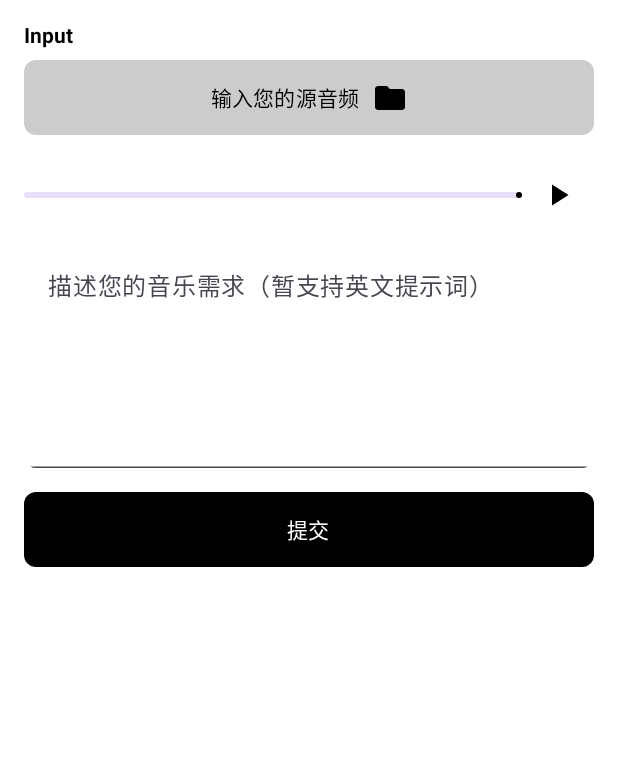
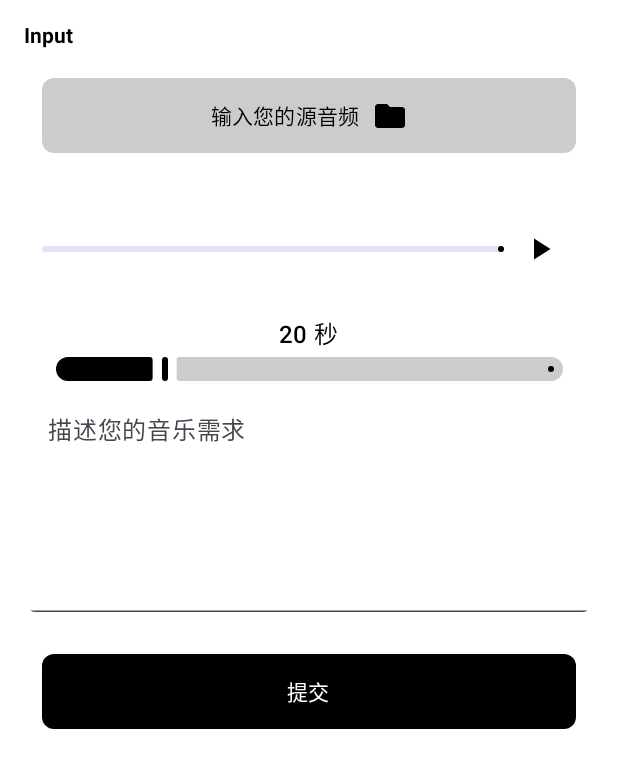
Before and after one commit to zongzixifi/AndroidSynth, an Android app built with Jetpack Compose: the @Preview function MusicGenerationScreenPrev, on a phone screen of 412 x 824 dp. Shown: the top 768 px of the screen. Run offline under Robolectric (Android 15) with nearby library versions, the phone set to English and light mode, and no system bars; network calls fail.

Commit message:
V4.8.1 musicgen配置

```diff
--- a/app/build.gradle.kts
+++ b/app/build.gradle.kts
@@ -71,6 +71,7 @@ dependencies {
     implementation(libs.androidx.room.common)
     implementation(libs.androidx.room.ktx)
     implementation(libs.androidx.runtime.livedata)
+    implementation(libs.androidx.work.runtime.ktx)
     testImplementation(libs.junit)
     androidTestImplementation(libs.androidx.junit)
     androidTestImplementation(libs.androidx.espresso.core)
--- a/app/src/main/java/com/example/project2/MainActivity.kt
+++ b/app/src/main/java/com/example/project2/MainActivity.kt
@@ -12,7 +12,9 @@ import androidx.compose.foundation.layout.fillMaxSize
 import androidx.compose.foundation.layout.padding
 import androidx.compose.material3.Scaffold
 import androidx.compose.ui.Modifier
+import androidx.lifecycle.viewmodel.compose.viewModel
 import com.example.project2.ChatScreen.ChatViewModel
+import com.example.project2.MusicGenPage.MusicGenViewModel
 import com.example.project2.SynthPage.MetronomeViewModel
 import com.example.project2.SynthPage.SynthScreen
 import com.example.project2.ui.theme.Project2Theme
@@ -78,11 +80,12 @@ object FluidSynthManager {
 
 class MainActivity : ComponentActivity() {
     private val chatViewModel : ChatViewModel by viewModels()
+    private val metronomeViewModel: MetronomeViewModel by viewModels()
+    private val musicGenViewModel: MusicGenViewModel by viewModels()
     override fun onCreate(savedInstanceState: Bundle?) {
         super.onCreate(savedInstanceState)
         enableEdgeToEdge()
         requestedOrientation = ActivityInfo.SCREEN_ORIENTATION_PORTRAIT
-        val metronomeViewModel: MetronomeViewModel by viewModels()
 
         copySoundFontToInternalStorage(this)
         val musicDir = File(Environment.getExternalStoragePublicDirectory(Environment.DIRECTORY_MUSIC), "demoMusic")
@@ -100,6 +103,7 @@ class MainActivity : ComponentActivity() {
                             modifier = Modifier.padding(innerPadding),
                             chatViewModel = chatViewModel,
                             metronomeViewModel = metronomeViewModel,
+                            musicGenViewModel = musicGenViewModel,
                             filepath = filepath,
                             context = applicationContext
                         )
--- a/app/src/main/java/com/example/project2/MusicGenPage/MusicGenScreen.kt
+++ b/app/src/main/java/com/example/project2/MusicGenPage/MusicGenScreen.kt
@@ -1,25 +1,29 @@
 package com.example.project2.MusicGenPage
 
-import android.content.ContentValues
 import android.content.Context
 import android.media.MediaPlayer
 import android.net.Uri
-import android.os.Environment
-import android.provider.MediaStore
-import android.util.Log
 import android.widget.Toast
 import androidx.activity.compose.rememberLauncherForActivityResult
 import androidx.activity.result.contract.ActivityResultContracts
 import androidx.compose.foundation.background
+import androidx.compose.foundation.clickable
 import androidx.compose.foundation.layout.Arrangement
+import androidx.compose.foundation.layout.Box
 import androidx.compose.foundation.layout.Column
+import androidx.compose.foundation.layout.PaddingValues
 import androidx.compose.foundation.layout.Row
 import androidx.compose.foundation.layout.Spacer
 import androidx.compose.foundation.layout.fillMaxSize
 import androidx.compose.foundation.layout.fillMaxWidth
 import androidx.compose.foundation.layout.height
+import androidx.compose.foundation.layout.heightIn
 import androidx.compose.foundation.layout.padding
+import androidx.compose.foundation.layout.size
 import androidx.compose.foundation.layout.width
+import androidx.compose.foundation.lazy.LazyRow
+import androidx.compose.foundation.lazy.items
+import androidx.compose.foundation.shape.CircleShape
 import androidx.compose.foundation.shape.RoundedCornerShape
 import androidx.compose.material.icons.Icons
 import androidx.compose.material.icons.filled.Folder
@@ -31,6 +35,9 @@ import androidx.compose.material3.Icon
 import androidx.compose.material3.IconButton
 import androidx.compose.material3.LinearProgressIndicator
 import androidx.compose.material3.MaterialTheme
+import androidx.compose.material3.Slider
+import androidx.compose.material3.SliderColors
+import androidx.compose.material3.SliderDefaults
 import androidx.compose.material3.Text
 import androidx.compose.material3.TextField
 import androidx.compose.material3.TextFieldDefaults
@@ -40,9 +47,11 @@ import androidx.compose.runtime.collectAsState
 import androidx.compose.runtime.getValue
 import androidx.compose.runtime.mutableStateOf
 import androidx.compose.runtime.remember
+import androidx.compose.runtime.rememberCoroutineScope
 import androidx.compose.runtime.setValue
 import androidx.compose.ui.Alignment
 import androidx.compose.ui.Modifier
+import androidx.compose.ui.draw.clip
 import androidx.compose.ui.graphics.Color
 import androidx.compose.ui.platform.LocalContext
 import androidx.compose.ui.res.stringResource
@@ -51,40 +60,22 @@ import androidx.compose.ui.text.font.FontWeight
 import androidx.compose.ui.tooling.preview.Preview
 import androidx.compose.ui.unit.dp
 import androidx.compose.ui.unit.sp
-import androidx.lifecycle.ViewModel
-import androidx.lifecycle.viewModelScope
 import kotlinx.coroutines.delay
 import androidx.lifecycle.viewmodel.compose.viewModel
 import com.example.project2.R
-import kotlinx.coroutines.Dispatchers
-import kotlinx.coroutines.flow.MutableStateFlow
-import kotlinx.coroutines.flow.StateFlow
-import kotlinx.coroutines.launch
-import okhttp3.MediaType.Companion.toMediaType
-import okhttp3.MediaType.Companion.toMediaTypeOrNull
-import okhttp3.MultipartBody
-import okhttp3.OkHttpClient
-import okhttp3.Request
-import okhttp3.RequestBody
-import okhttp3.RequestBody.Companion.asRequestBody
-import okhttp3.RequestBody.Companion.toRequestBody
-import java.io.File
-import java.io.FileOutputStream
-import java.io.InputStream
-import java.util.concurrent.TimeUnit
 
 
 private const val s = "Describe your music"
 
 @Composable
-fun MusicGenerationScreen(context: Context) {
+fun MusicGenerationScreen(context: Context, viewModel: MusicGenViewModel) {
     var mediaPlayer by remember { mutableStateOf<MediaPlayer?>(null) }
     var musicUri by remember { mutableStateOf<Uri?>(null) }
     var isPlaying by remember { mutableStateOf(false) }
     var textInput by remember { mutableStateOf("") }
+    var durtime by remember { mutableStateOf(20) }
     var generatedMediaPlayer by remember { mutableStateOf<MediaPlayer?>(null) }
     var generatedIsPlaying by remember { mutableStateOf(false) }
-    val viewModel: MusicGenViewModel = viewModel()
 
     var progress by remember { mutableStateOf(0.0f) }
     var generatedProgress by remember { mutableStateOf(0.0f) }
@@ -136,33 +127,22 @@ fun MusicGenerationScreen(context: Context) {
 
         Spacer(modifier = Modifier.height(8.dp))
 
-        // 导入音乐按钮
-        Button(
+        ImportAudioButton(
             onClick = { musicPickerLauncher.launch("audio/*") },
             modifier = Modifier
+                .padding(12.dp)
                 .fillMaxWidth()
-                .height(50.dp),
-            shape = RoundedCornerShape(8.dp),
-            colors = ButtonDefaults.buttonColors(containerColor = Color.LightGray)
-        ) {
-            Text(text = stringResource(R.string.import_your_raw_music), color = Color.Black)
-            Spacer(modifier = Modifier.width(8.dp))
-            Icon(Icons.Filled.Folder, contentDescription = "Import", tint = Color.Black)
-        }
+                .height(50.dp)
+        )
 
         Spacer(modifier = Modifier.height(16.dp))
 
-        // 播放音乐的进度条
-        Row(
-            modifier = Modifier.fillMaxWidth(),
-            verticalAlignment = Alignment.CenterVertically
-        ) {
-            LinearProgressIndicator(
-                progress = { progress },
-                modifier = Modifier.weight(1f),
-                color = Color.Black,
-            )
-            IconButton(onClick = {
+        AudioPlaybackBar(
+            modifier =  Modifier
+                .padding(12.dp),
+            progress = progress,
+            isPlaying = isPlaying,
+            onPlayPauseClick = {
                 mediaPlayer?.let { player ->
                     if (player.isPlaying) {
                         player.pause()
@@ -172,51 +152,38 @@ fun MusicGenerationScreen(context: Context) {
                         isPlaying = true
                     }
                 }
-            }) {
-                Icon(
-                    imageVector = if (isPlaying) Icons.Filled.Pause else Icons.Filled.PlayArrow,
-                    contentDescription = "Play/Pause"
-                )
             }
-        }
+        )
 
         Spacer(modifier = Modifier.height(8.dp))
-
-        // 文本输入框
-        TextField(
+        DurationSlider(
+            value = durtime,
+            onValueChange = { durtime = it }
+        )
+        DescriptionInputField(
             value = textInput,
-            onValueChange = { textInput = it },
-            modifier = Modifier
-                .fillMaxWidth()
-                .height(150.dp),
-            placeholder = { Text(stringResource(R.string.describe_your_music)) },
-            shape = RoundedCornerShape(8.dp),
-            colors = TextFieldDefaults.colors(
-                focusedContainerColor = Color.White,
-                unfocusedContainerColor = Color.White
-            )
+            onValueChange = { textInput = it }
         )
 
         Spacer(modifier = Modifier.height(16.dp))
 
-        // 提交按钮
-        Button(
+        GenerateButton(
             onClick = {
                 if (musicUri != null || textInput.isNotEmpty()) {
-                    viewModel.uploadMusicAndGenerate(context, musicUri, textInput)
+                    viewModel.uploadMusicAndGenerate(context, musicUri, textInput, durtime.toString())
                 } else {
-                    Toast.makeText(context,
-                        context.getString(R.string.please_select_a_music_file_or_make_text_input_first), Toast.LENGTH_SHORT).show()
+                    Toast.makeText(
+                        context,
+                        context.getString(R.string.please_select_a_music_file_or_make_text_input_first),
+                        Toast.LENGTH_SHORT
+                    ).show()
                 }
             },
             modifier = Modifier
+                .padding(12.dp)
                 .fillMaxWidth()
-                .height(50.dp),
-            shape = RoundedCornerShape(8.dp),
-            colors = ButtonDefaults.buttonColors(containerColor = Color.Black)
-        ) {
-            Text(text = stringResource(R.string.submit_and_generate), color = Color.White)
-        }
+                .height(50.dp)
+        )
 
         Spacer(modifier = Modifier.height(16.dp))
 
@@ -225,7 +192,6 @@ fun MusicGenerationScreen(context: Context) {
 
         Spacer(modifier = Modifier.height(16.dp))
 
-        // **模型生成的音频文件展示**
         if (viewModel.generatedMusicUri.collectAsState().value != null) {
             val generatedUri = viewModel.generatedMusicUri.collectAsState().value
             if (generatedMediaPlayer == null && generatedUri != null) {
@@ -234,25 +200,11 @@ fun MusicGenerationScreen(context: Context) {
                     prepare()
                 }
             }
-
-            Text(
-                text = stringResource(R.string.generated_music_output),
-                fontWeight = FontWeight.Bold,
-                modifier = Modifier.align(Alignment.Start)
-            )
-
-            Spacer(modifier = Modifier.height(8.dp))
-
-            Row(
-                modifier = Modifier.fillMaxWidth(),
-                verticalAlignment = Alignment.CenterVertically
-            ) {
-                LinearProgressIndicator(
-                    progress = { generatedProgress },
-                    modifier = Modifier.weight(1f),
-                    color = Color.Blue,
-                )
-                IconButton(onClick = {
+            GeneratedAudioPlayer(
+                title = stringResource(R.string.generated_music_output),
+                progress = generatedProgress,
+                isPlaying = generatedIsPlaying,
+                onPlayPauseClick = {
                     generatedMediaPlayer?.let { player ->
                         if (player.isPlaying) {
                             player.pause()
@@ -262,13 +214,8 @@ fun MusicGenerationScreen(context: Context) {
                             generatedIsPlaying = true
                         }
                     }
-                }) {
-                    Icon(
-                        imageVector = if (generatedIsPlaying) Icons.Filled.Pause else Icons.Filled.PlayArrow,
-                        contentDescription = "Play/Pause"
-                    )
                 }
-            }
+            )
         }
     }
 }
@@ -288,9 +235,159 @@ fun IndeterminateIndicator(viewModel: MusicGenViewModel) {
     }
 }
 
+@Composable
+fun DurationSlider(
+    value: Int,
+    onValueChange: (Int) -> Unit,
+    range: IntRange = 10..60,
+    modifier: Modifier = Modifier
+) {
+    Column(
+        modifier = modifier.fillMaxWidth().padding(bottom = 10.dp),
+        horizontalAlignment = Alignment.CenterHorizontally
+    ) {
+        Text(
+            text = "$value 秒",
+            style = MaterialTheme.typography.titleMedium,
+            modifier = Modifier.padding(bottom = 10.dp)
+        )
+        Slider(
+            value = value.toFloat(),
+            onValueChange = { onValueChange(it.toInt()) },
+            valueRange = range.first.toFloat()..range.last.toFloat(),
+            steps = range.last - range.first - 1,
+            colors = SliderDefaults.colors(
+                thumbColor = Color.Black,
+                activeTrackColor = Color.Black,
+                inactiveTrackColor = Color.LightGray,
+                activeTickColor = Color.Transparent,
+                inactiveTickColor = Color.Transparent
+            ),
+            modifier = Modifier
+                .fillMaxWidth(0.9f)
+                .height(4.dp)
+        )
+    }
+}
+
 @Preview
 @Composable
 private fun MusicGenerationScreenPrev() {
+    val fakeViewModel : MusicGenViewModel = viewModel()
     val context = LocalContext.current
-    MusicGenerationScreen(context)
+    MusicGenerationScreen(context, fakeViewModel)
 }
+// region: 封装的 Composable 组件
+
+@Composable
+fun ImportAudioButton(
+    onClick: () -> Unit,
+    modifier: Modifier = Modifier
+) {
+    Button(
+        onClick = onClick,
+        modifier = modifier,
+        shape = RoundedCornerShape(8.dp),
+        colors = ButtonDefaults.buttonColors(containerColor = Color.LightGray)
+    ) {
+        Text(text = stringResource(R.string.import_your_raw_music), color = Color.Black)
+        Spacer(modifier = Modifier.width(8.dp))
+        Icon(Icons.Filled.Folder, contentDescription = "Import", tint = Color.Black)
+    }
+}
+
+@Composable
+fun AudioPlaybackBar(
+    progress: Float,
+    isPlaying: Boolean,
+    onPlayPauseClick: () -> Unit,
+    modifier: Modifier = Modifier
+) {
+    Row(
+        modifier = modifier.fillMaxWidth(),
+        verticalAlignment = Alignment.CenterVertically
+    ) {
+        LinearProgressIndicator(
+            progress = { progress },
+            modifier = Modifier.weight(1f),
+            color = Color.Black,
+        )
+        IconButton(onClick = onPlayPauseClick) {
+            Icon(
+                imageVector = if (isPlaying) Icons.Filled.Pause else Icons.Filled.PlayArrow,
+                contentDescription = "Play/Pause"
+            )
+        }
+    }
+}
+
+@Composable
+fun DescriptionInputField(
+    value: String,
+    onValueChange: (String) -> Unit,
+    modifier: Modifier = Modifier
+) {
+    TextField(
+        value = value,
+        onValueChange = onValueChange,
+        modifier = modifier
+            .fillMaxWidth()
+            .height(150.dp),
+        placeholder = { Text(stringResource(R.string.describe_your_music)) },
+        shape = RoundedCornerShape(8.dp),
+        colors = TextFieldDefaults.colors(
+            focusedContainerColor = Color.White,
+            unfocusedContainerColor = Color.White
+        )
+    )
+}
+
+@Composable
+fun GenerateButton(
+    onClick: () -> Unit,
+    modifier: Modifier = Modifier
+) {
+    Button(
+        onClick = onClick,
+        modifier = modifier,
+        shape = RoundedCornerShape(8.dp),
+        colors = ButtonDefaults.buttonColors(containerColor = Color.Black)
+    ) {
+        Text(text = stringResource(R.string.submit_and_generate), color = Color.White)
+    }
+}
+
+@Composable
+fun GeneratedAudioPlayer(
+    title: String,
+    progress: Float,
+    isPlaying: Boolean,
+    onPlayPauseClick: () -> Unit,
+    modifier: Modifier = Modifier
+) {
+    Column(modifier = modifier) {
+        Text(
+            text = title,
+            fontWeight = FontWeight.Bold,
+            modifier = Modifier.align(Alignment.Start)
+        )
+        Spacer(modifier = Modifier.height(8.dp))
+        Row(
+            modifier = Modifier.fillMaxWidth(),
+            verticalAlignment = Alignment.CenterVertically
+        ) {
+            LinearProgressIndicator(
+                progress = { progress },
+                modifier = Modifier.weight(1f),
+                color = Color.Blue,
+            )
+            IconButton(onClick = onPlayPauseClick) {
+                Icon(
+                    imageVector = if (isPlaying) Icons.Filled.Pause else Icons.Filled.PlayArrow,
+                    contentDescription = "Play/Pause"
+                )
+            }
+        }
+    }
+}
+// endregion
--- a/app/src/main/java/com/example/project2/MusicGenPage/MusicGenViewModel.kt
+++ b/app/src/main/java/com/example/project2/MusicGenPage/MusicGenViewModel.kt
@@ -8,6 +8,10 @@ import android.provider.MediaStore
 import android.util.Log
 import androidx.lifecycle.ViewModel
 import androidx.lifecycle.viewModelScope
+import androidx.work.OneTimeWorkRequestBuilder
+import androidx.work.WorkInfo
+import androidx.work.WorkManager
+import androidx.work.workDataOf
 import kotlinx.coroutines.Dispatchers
 import kotlinx.coroutines.flow.MutableStateFlow
 import kotlinx.coroutines.flow.StateFlow
@@ -32,29 +36,33 @@ class MusicGenViewModel : ViewModel() {
     val isGenerating: StateFlow<Boolean> = _isGenerating
 
     private val client = OkHttpClient.Builder()
-        .connectTimeout(3000, TimeUnit.SECONDS)
-        .readTimeout(5000, TimeUnit.SECONDS)
-        .writeTimeout(3000, TimeUnit.SECONDS)
+        .connectTimeout(30, TimeUnit.SECONDS)
+        .readTimeout(180, TimeUnit.SECONDS)  // ⬅️ 增大读取时间
+        .writeTimeout(60, TimeUnit.SECONDS)
         .build()
 
-    fun uploadMusicAndGenerate(context: Context, musicUri: Uri?, prompt: String) {
+    fun uploadMusicAndGenerate(context: Context, musicUri: Uri?, description: String, durtime: String = "20") {
         _isGenerating.value = true
 
         viewModelScope.launch(Dispatchers.IO) {
             try {
-                val url = "http://207.148.111.64:12525/funk_generate"  // Android 访问本机的方式
+                //val url = "https://musicgen.zongzi.org/generate"
+                val url = "http://192.168.31.133:6006/generate"  // Android 访问本机的方式
+
                 _generatedMusicUri.value = null
                 //val jsonPrompt = """{"prompt": "$prompt"}"""
                 //val jsonRequestBody = jsonPrompt.toRequestBody("application/json".toMediaType())
                 val requestBuilder = MultipartBody.Builder().setType(MultipartBody.FORM)
-                    .addFormDataPart("prompt", prompt)  // 添加 prompt
+                    .addFormDataPart("dur_time", durtime)
+                    .addFormDataPart("description", description)
 
                 // **如果用户上传了音频**
                 musicUri?.let {
                     val file = uriToFile(context, it)
                     run {
-                        val requestBody = file.asRequestBody("audio/wav".toMediaTypeOrNull())
-                        requestBuilder.addFormDataPart("audio", file.name, requestBody)
+                        val mimeType = context.contentResolver.getType(musicUri) ?: "audio/wav" // 自动识别文件格式
+                        val requestBody = file.asRequestBody(mimeType.toMediaTypeOrNull())
+                        requestBuilder.addFormDataPart("melody", file.name, requestBody)
                     }
                 }
 
--- a/app/src/main/java/com/example/project2/NaviGraph.kt
+++ b/app/src/main/java/com/example/project2/NaviGraph.kt
@@ -20,6 +20,7 @@ import androidx.activity.viewModels
 import androidx.compose.foundation.layout.padding
 import androidx.lifecycle.viewmodel.compose.viewModel
 import androidx.navigation.NavGraph.Companion.findStartDestination
+import com.example.project2.MusicGenPage.MusicGenViewModel
 import com.example.project2.MusicGenPage.MusicGenerationScreen
 import com.example.project2.SynthPage.DrumViewModel
 import com.example.project2.SynthPage.FullscreenDrumScreen
@@ -35,6 +36,7 @@ fun NavgationGraph(modifier: Modifier = Modifier,
                    startDestination : FrontScreenPage = FrontScreenPage,
                    chatViewModel : ChatViewModel,
                    metronomeViewModel: MetronomeViewModel,
+                   musicGenViewModel: MusicGenViewModel,
                    filepath: File,
                    context: Context
 )
@@ -68,7 +70,7 @@ fun NavgationGraph(modifier: Modifier = Modifier,
                 )
         }
         composable<MusicGenScreenPage> {
-            MusicGenerationScreen(context)
+            MusicGenerationScreen(context, viewModel= musicGenViewModel)
         }
     }
 }
--- a/app/src/main/res/values/strings.xml
+++ b/app/src/main/res/values/strings.xml
@@ -7,7 +7,7 @@
     <string name="generated_music_output">生成音乐输出</string>
     <string name="submit_and_generate">提交</string>
     <string name="please_select_a_music_file_or_make_text_input_first">请选择一个参考音频或是文本输入</string>
-    <string name="describe_your_music">描述您的音乐需求（暂支持英文提示词）</string>
+    <string name="describe_your_music">描述您的音乐需求</string>
     <string name="import_your_raw_music">输入您的源音频</string>
     <string name="input">Input</string>
 </resources>
--- a/gradle/libs.versions.toml
+++ b/gradle/libs.versions.toml
@@ -23,6 +23,7 @@ retrofit2KotlinxSerializationConverter = "1.0.0"
 roomCommon = "2.6.1"
 roomKtx = "2.6.1"
 runtimeLivedata = "1.7.8"
+workRuntimeKtx = "2.10.1"
 
 [libraries]
 androidx-core-ktx = { group = "androidx.core", name = "core-ktx", version.ref = "coreKtx" }
@@ -59,6 +60,7 @@ okhttp = { module = "com.squareup.okhttp3:okhttp", version.ref = "okhttp" }
 reorderable = { module = "org.burnoutcrew.composereorderable:reorderable", version.ref = "reorderable" }
 retrofit = { module = "com.squareup.retrofit2:retrofit", version.ref = "converterGson" }
 retrofit2-kotlinx-serialization-converter = { module = "com.jakewharton.retrofit:retrofit2-kotlinx-serialization-converter", version.ref = "retrofit2KotlinxSerializationConverter" }
+androidx-work-runtime-ktx = { group = "androidx.work", name = "work-runtime-ktx", version.ref = "workRuntimeKtx" }
 
 [plugins]
 android-application = { id = "com.android.application", version.ref = "agp" }
```
